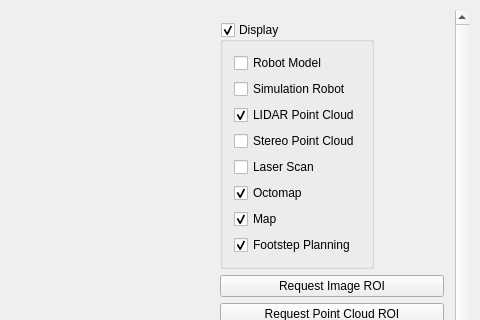
The window that vigir_ocs_camera_viewer_custom/src/ui/camera_viewer_custom_widget.ui (team-vigir/vigir_ocs_common) describes before a commit, drawn with Qt 5; both pictures show x 247 to 727 and y 0 to 320 of the 727 by 600 pixel window.
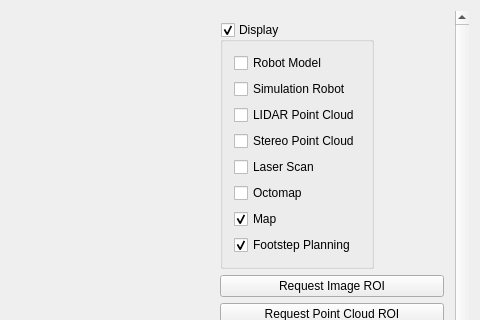
The same window after the commit. Custom widgets are drawn as their Qt base class.

What changed in the file:
```diff
--- a/vigir_ocs_camera_viewer_custom/src/ui/camera_viewer_custom_widget.ui
+++ b/vigir_ocs_camera_viewer_custom/src/ui/camera_viewer_custom_widget.ui
@@ -167,7 +167,7 @@
                 <string>LIDAR Point Cloud</string>
                </property>
                <property name="checked">
-                <bool>true</bool>
+                <bool>false</bool>
                </property>
               </widget>
              </item>
@@ -197,7 +197,7 @@
                 <string>Octomap</string>
                </property>
                <property name="checked">
-                <bool>true</bool>
+                <bool>false</bool>
                </property>
               </widget>
              </item>
```
Left out of the diff: 4 changed lines with no effect on the pictures.
